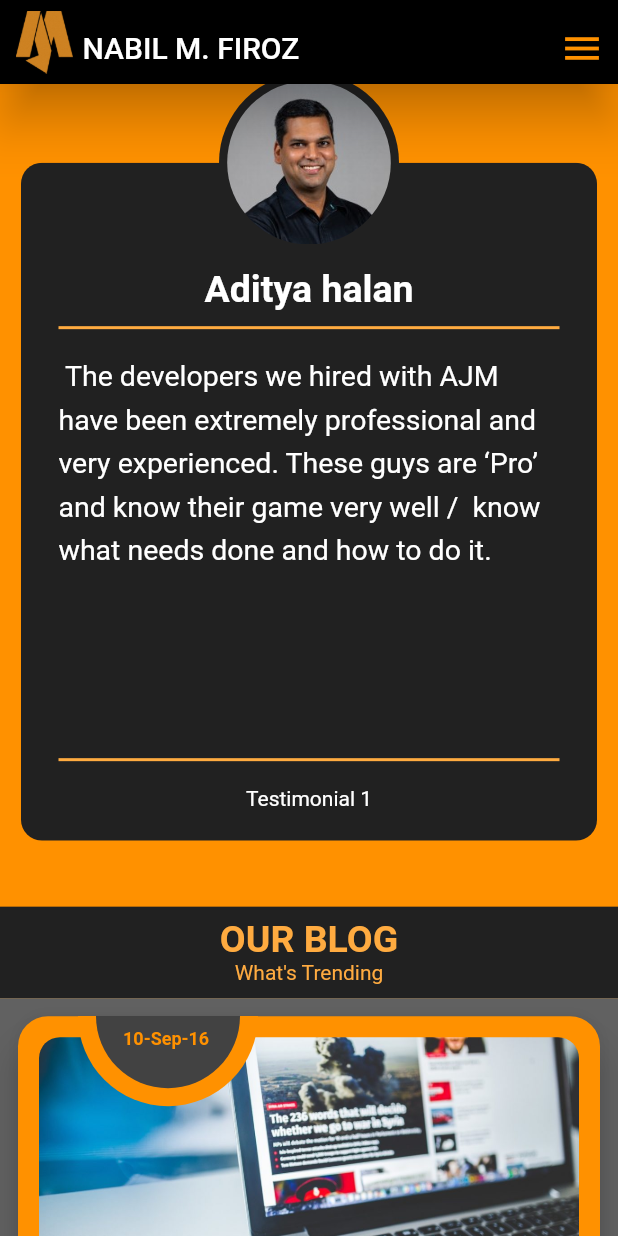
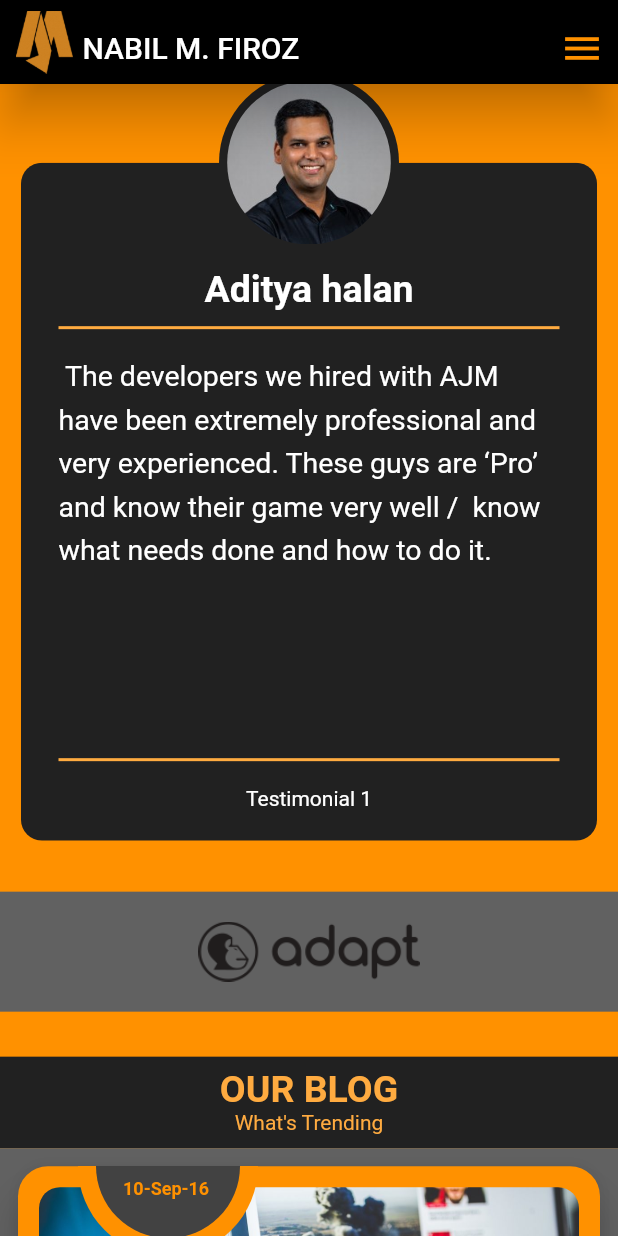
Before and after one commit to NabilMFiroz/AJM-Task, a Flutter app: the screen it shows after launch, scrolled down 2880 dp, on a phone screen of 412 x 824 dp. Run offline on Flutter 3.47's test engine with Material 2 defaults, Android fonts, the phone set to English and light mode, and no system bars; drawn by our look-alikes of carousel_slider; our stand-ins replace auto_size_text, sliver_tools, smooth_page_indicator.

Commit message:
blog complete

```diff
--- a/lib/homepage.dart
+++ b/lib/homepage.dart
@@ -1,5 +1,6 @@
 import 'package:flutter/material.dart';
 import 'package:flutter_application_sliverappbar/about.dart';
+import 'package:flutter_application_sliverappbar/appsbanner.dart';
 import 'package:flutter_application_sliverappbar/blogslist.dart';
 import 'package:flutter_application_sliverappbar/imgcarousel.dart';
 import 'package:flutter_application_sliverappbar/mysliverappbar.dart';
@@ -35,7 +36,7 @@ class _HomePageState extends State<HomePage> {
           ProcessBox(),
           ProcessTree(),
           TCardSlider(),
-          //AppsBanner(),
+          AppsBanner(),
           BlogList(),
           MySquareG(),
           MySquareG(),
```
